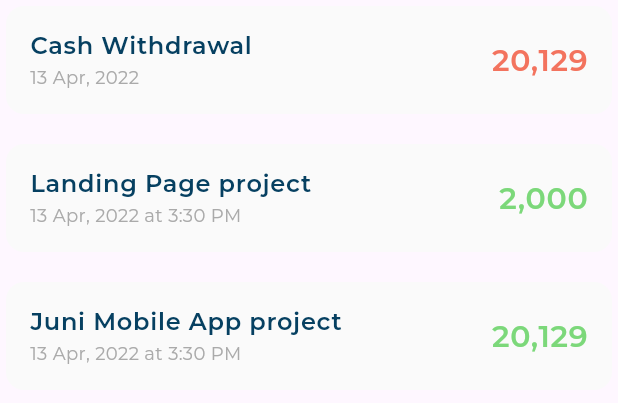
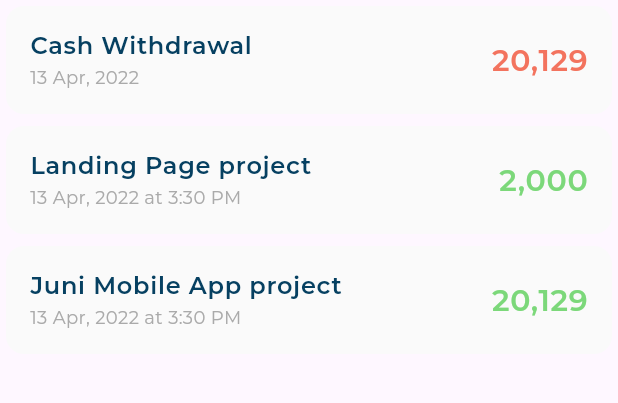
Before and after one commit to Nadersaye/responsive_dashboard, a Flutter app: the TransactionListView widget shown alone on an empty page, opened directly, on a phone screen of 412 x 824 dp. Shown: the top 403 px of the screen. Run offline on Flutter 3.47's test engine with Material 3 defaults, Android fonts, the phone set to English and light mode, and no system bars; our stand-ins replace expandable_page_view, fl_chart, flutter_svg, gap; project files that could hold a hidden picture were left out.

Commit message:
fix responsive problems

```diff
--- a/lib/views/widgets/transaction_list_view.dart
+++ b/lib/views/widgets/transaction_list_view.dart
@@ -1,5 +1,4 @@
 import 'package:flutter/material.dart';
-import 'package:gap/gap.dart';
 import 'package:responsive_dashboard/models/amout_state.dart';
 import 'package:responsive_dashboard/models/transaction_model.dart';
 import 'package:responsive_dashboard/views/widgets/transaction_list_item.dart';
@@ -25,16 +24,10 @@ class TransactionListView extends StatelessWidget {
   ];
   @override
   Widget build(BuildContext context) {
-    return ListView.separated(
-      shrinkWrap: true,
-      physics: const NeverScrollableScrollPhysics(),
-      itemBuilder: (contect, index) {
-        return TransactionListItem(transactionModel: transactions[index]);
-      },
-      separatorBuilder: (BuildContext context, int index) {
-        return const Gap(12);
-      },
-      itemCount: transactions.length,
+    return Column(
+      children: transactions
+          .map((e) => TransactionListItem(transactionModel: e))
+          .toList(),
     );
   }
 }
```
Also changed, not shown: lib/views/widgets/income_list_view.dart (+8 -9 lines).
